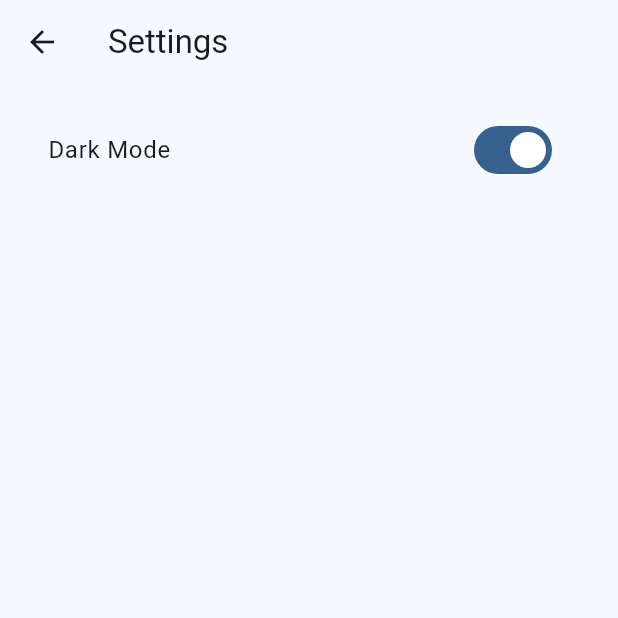
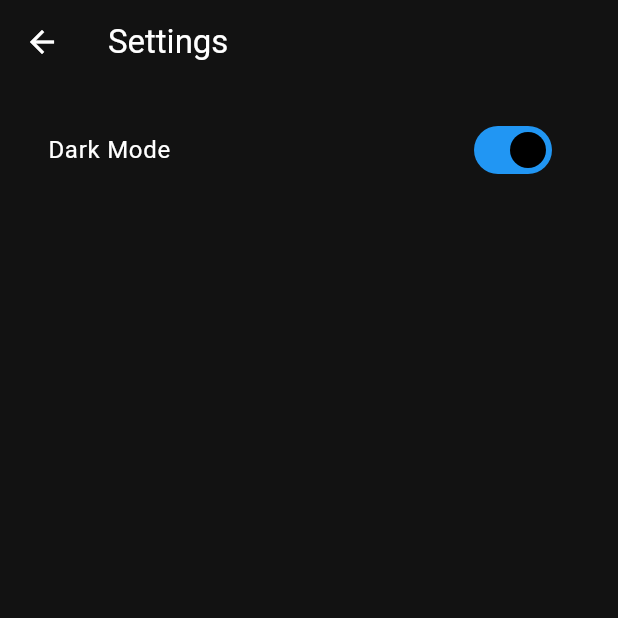
Before and after one commit to kirmada150905/homeManager, a Flutter app: the SettingsPage screen opened directly, after a tap on "Dark Mode", on a phone screen of 412 x 824 dp, the top half of it. Run offline on Flutter 3.47's test engine with Material 3 defaults, Android fonts, the phone set to English and light mode, and no system bars; our stand-ins replace flutter_social_button, simple_icons.

Commit message:
bug fix: dark theme now working

```diff
--- a/lib/main.dart
+++ b/lib/main.dart
@@ -1,22 +1,12 @@
 import 'package:flutter/material.dart';
 import 'package:home_manager/screens/login_screen.dart';
+import 'package:home_manager/theme_provider.dart';
 import 'package:provider/provider.dart';
-
-class ThemeNotifier extends ChangeNotifier {
-  bool _isDarkMode = false;
-
-  bool get isDarkMode => _isDarkMode;
-
-  void toggleTheme() {
-    _isDarkMode = !_isDarkMode;
-    notifyListeners();
-  }
-}
 
 void main() {
   runApp(
     ChangeNotifierProvider(
-      create: (context) => ThemeNotifier(),
+      create: (context) => ThemeProvider(),
       child: const MyApp(),
     ),
   );
@@ -27,12 +17,13 @@ class MyApp extends StatelessWidget {
 
   @override
   Widget build(BuildContext context) {
-    bool isDarkMode = Provider.of<ThemeNotifier>(context).isDarkMode;
+    bool isDarkMode = Provider.of<ThemeProvider>(context).isDarkMode;
 
     return MaterialApp(
-      theme: ThemeData(
-          brightness: isDarkMode ? Brightness.dark : Brightness.light,
-          colorScheme: ColorScheme.fromSeed(seedColor: Colors.blue)),
+      theme: isDarkMode
+          ? ThemeData.from(colorScheme: ColorScheme.dark(primary: Colors.blue))
+          : ThemeData.from(
+              colorScheme: ColorScheme.light(primary: Colors.blue)),
       home: LoginScreen(),
     );
   }
--- a/lib/screens/settings_page.dart
+++ b/lib/screens/settings_page.dart
@@ -1,4 +1,5 @@
 import 'package:flutter/material.dart';
+import 'package:home_manager/theme_provider.dart';
 import 'package:provider/provider.dart';
 import 'package:home_manager/main.dart';
 
@@ -7,7 +8,7 @@ class SettingsPage extends StatelessWidget {
 
   @override
   Widget build(BuildContext context) {
-    bool isDarkMode = Provider.of<ThemeNotifier>(context).isDarkMode;
+    bool isDarkMode = Provider.of<ThemeProvider>(context).isDarkMode;
 
     return Scaffold(
       appBar: AppBar(
@@ -21,7 +22,7 @@ class SettingsPage extends StatelessWidget {
               title: const Text('Dark Mode'),
               value: isDarkMode,
               onChanged: (value) {
-                Provider.of<ThemeNotifier>(context, listen: false).toggleTheme();
+                Provider.of<ThemeProvider>(context, listen: false).toggleTheme();
               },
             ),
           ],
--- a/pubspec.yaml
+++ b/pubspec.yaml
@@ -39,6 +39,8 @@ dependencies:
   # The following adds the Cupertino Icons font to your application.
   # Use with the CupertinoIcons class for iOS style icons.
   cupertino_icons: ^1.0.8
+  flutter_riverpod: ^2.6.1
+  riverpod_annotation: ^2.6.1
 
 dev_dependencies:
   flutter_test:
@@ -50,6 +52,10 @@ dev_dependencies:
   # package. See that file for information about deactivating specific lint
   # rules and activating additional ones.
   flutter_lints: ^5.0.0
+  riverpod_generator: ^2.6.3
+  build_runner: ^2.4.13
+  custom_lint: ^0.7.0
+  riverpod_lint: ^2.6.3
 
 # For information on the generic Dart part of this file, see the
 # following page: https://dart.dev/tools/pub/pubspec
```
Also changed, not shown: pubspec.lock.
